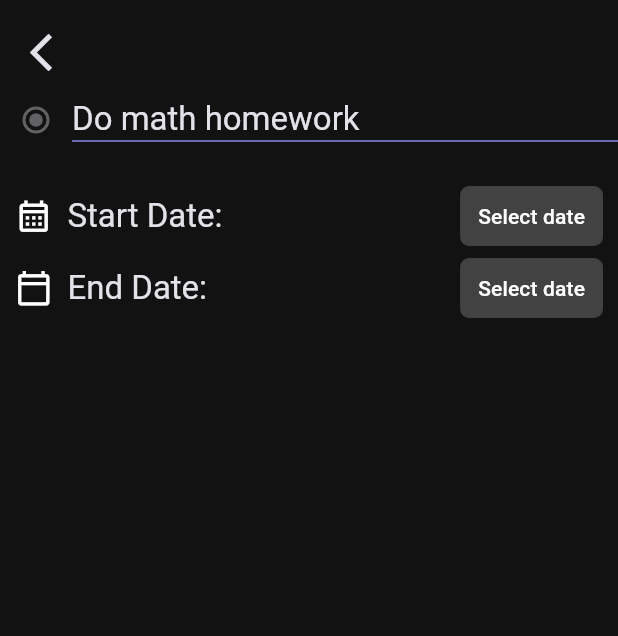
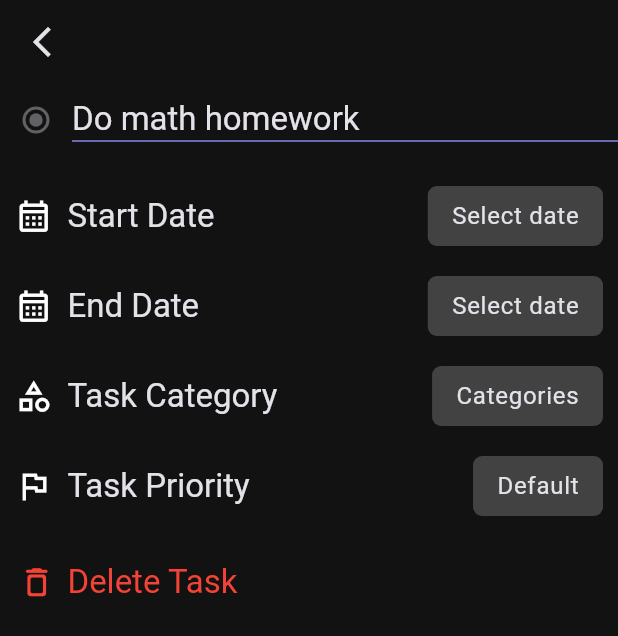
Before and after one commit to MajidiyM/todoListApp, a Flutter app: the DetailedTaskScreen screen opened by its route, on a phone screen of 412 x 824 dp. Shown: the top 636 px of the screen. Run offline on Flutter 3.47's test engine with Material 3 defaults, Android fonts, the phone set to English and light mode, and no system bars; our stand-ins replace auto_route, syncfusion_flutter_datepicker.

Commit message:
[+] Task Properties()
Добавлен виджет Task Properties(), которая используется для отображение параметров таска

```diff
--- a/lib/screens/detailed_task_screen/detailed_screen.dart
+++ b/lib/screens/detailed_task_screen/detailed_screen.dart
@@ -1 +1,2 @@
 export 'view/view.dart';
+export 'widgets/widgets.dart';
--- a/lib/screens/detailed_task_screen/view/detailed_task_screen.dart
+++ b/lib/screens/detailed_task_screen/view/detailed_task_screen.dart
@@ -1,7 +1,8 @@
-import 'package:auto_route/annotations.dart';
+import 'package:auto_route/auto_route.dart';
 import 'package:flutter/material.dart';
 import 'package:intl/intl.dart';
 import 'package:syncfusion_flutter_datepicker/datepicker.dart';
+import 'package:todo_list_app/router/router.dart';
 
 import '../widgets/widgets.dart';
 
@@ -28,12 +29,11 @@ class _DetailedTaskScreenState extends State<DetailedTaskScreen> {
         child: CustomScrollView(
           slivers: [
             SliverAppBar(
-              leading: Padding(
-                padding: const EdgeInsets.all(20.0),
-                child: Icon(
-                  Icons.arrow_back_ios,
-                  size: 30,
-                ),
+              leading: IconButton(
+                icon: Icon(Icons.arrow_back_ios_new),
+                onPressed: () {
+                  context.router.replaceAll([const HomeRoute()]);
+                },
               ),
             ),
             // Task text
@@ -60,63 +60,102 @@ class _DetailedTaskScreenState extends State<DetailedTaskScreen> {
             // SizedBox
             SliverToBoxAdapter(
               child: SizedBox(
-                height: 16.0,
+                height: 20.0,
               ),
             ),
             // Start Date
             SliverToBoxAdapter(
               child: Padding(
                 padding: const EdgeInsets.symmetric(horizontal: 10),
-                child: Row(
-                  mainAxisAlignment: MainAxisAlignment.start,
-                  children: [
-                    Icon(
-                      Icons.calendar_month_outlined,
-                      size: 25,
-                    ),
-                    SizedBox(
-                      width: 10,
-                    ),
-                    Text(
-                      "Start Date:",
-                      style: theme.textTheme.titleLarge,
-                    ),
-                    Spacer(),
-                    DatePickerButton(
-                      displayText: _formatDate(_startDate),
+                child: TaskProperties(
+                  icon: Icons.calendar_month_outlined,
+                  text: "Start Date",
+                  buttonText: _formatDate(_startDate),
                   onPressed: () => _showDateRangePicker(context),
                 ),
-                  ],
               ),
+            ),
+            // SizedBox
+            SliverToBoxAdapter(
+              child: SizedBox(
+                height: 20.0,
               ),
             ),
             // End Date
             SliverToBoxAdapter(
               child: Padding(
-                padding: const EdgeInsets.symmetric(horizontal: 10.0),
+                padding: const EdgeInsets.symmetric(horizontal: 10),
+                child: TaskProperties(
+                  icon: Icons.calendar_month_outlined,
+                  text: "End Date",
+                  buttonText: _formatDate(_endDate),
+                  onPressed: () => _showDateRangePicker(context),
+                ),
+              ),
+            ),
+            // SizedBox
+            SliverToBoxAdapter(
+              child: SizedBox(
+                height: 20.0,
+              ),
+            ),
+            // Task Category
+            SliverToBoxAdapter(
+              child: Padding(
+                padding: const EdgeInsets.symmetric(horizontal: 10),
+                child: TaskProperties(
+                    icon: Icons.category_outlined,
+                    text: "Task Category",
+                    buttonText: "Categories"),
+              ),
+            ),
+            // SizedBox
+            SliverToBoxAdapter(
+              child: SizedBox(
+                height: 20.0,
+              ),
+            ),
+            // Task Priority
+            SliverToBoxAdapter(
+              child: Padding(
+                padding: const EdgeInsets.symmetric(horizontal: 10),
+                child: TaskProperties(
+                  icon: Icons.flag_outlined,
+                  text: 'Task Priority',
+                  buttonText: 'Default',
+                ),
+              ),
+            ),
+            // SizedBox
+            SliverToBoxAdapter(
+              child: SizedBox(
+                height: 20.0,
+              ),
+            ),
+            // Delete Button
+            SliverToBoxAdapter(
               child: Row(
                 mainAxisAlignment: MainAxisAlignment.start,
                 children: [
-                    Icon(
-                      Icons.calendar_today_outlined,
+                  TextButton.icon(
+                    onPressed: () {
+                      print("delete");
+                    },
+                    label: Text(
+                      "Delete Task",
+                      style: theme.textTheme.titleLarge
+                          ?.copyWith(color: Colors.red),
+                    ),
+                    icon: Icon(
+                      Icons.delete_outline_rounded,
+                      color: Colors.red,
                       size: 25,
                     ),
-                    SizedBox(
-                      width: 10,
-                    ),
-                    Text(
-                      "End Date:",
-                      style: theme.textTheme.titleLarge,
-                    ),
-                    Spacer(),
-                    DatePickerButton(
-                      displayText: _formatDate(_endDate),
-                      onPressed: () => _showDateRangePicker(context),
                   ),
                 ],
               ),
             ),
-            ),
+            // Start Date
           ],
         ),
       ),
--- a/lib/screens/detailed_task_screen/widgets/datepicker_button.dart
+++ /dev/null
@@ -1,35 +0,0 @@
-import 'package:flutter/material.dart';
-
-class DatePickerButton extends StatefulWidget {
-  final String displayText;
-  final VoidCallback onPressed;
-
-  const DatePickerButton({
-    Key? key,
-    required this.displayText,
-    required this.onPressed,
-  }) : super(key: key);
-
-  @override
-  State<DatePickerButton> createState() => _DatePickerButtonState();
-}
-
-class _DatePickerButtonState extends State<DatePickerButton> {
-  @override
-  Widget build(BuildContext context) {
-    return TextButton(
-      onPressed: widget.onPressed,
-      style: TextButton.styleFrom(
-        backgroundColor: Colors.grey[800],
-        padding: EdgeInsets.symmetric(horizontal: 12, vertical: 8),
-        shape: RoundedRectangleBorder(
-          borderRadius: BorderRadius.circular(6),
-        ),
-      ),
-      child: Text(
-        widget.displayText,
-        style: TextStyle(color: Colors.white),
-      ),
-    );
-  }
-}
--- /dev/null
+++ b/lib/screens/detailed_task_screen/widgets/task_poperties_button.dart
@@ -0,0 +1,29 @@
+import 'package:flutter/material.dart';
+
+class TaskPropertyButton extends StatelessWidget {
+  const TaskPropertyButton({
+    super.key,
+    required this.buttonText,
+  });
+
+  final String buttonText;
+
+  @override
+  Widget build(BuildContext context) {
+    final theme = Theme.of(context);
+    return Container(
+      padding: EdgeInsets.symmetric(
+        horizontal: 16,
+        vertical: 8,
+      ),
+      decoration: BoxDecoration(
+        color: Colors.grey[800],
+        borderRadius: BorderRadius.circular(6),
+      ),
+      child: Text(
+        buttonText,
+        style: theme.textTheme.bodyLarge,
+      ),
+    );
+  }
+}
--- /dev/null
+++ b/lib/screens/detailed_task_screen/widgets/task_properties.dart
@@ -0,0 +1,40 @@
+import 'package:flutter/material.dart';
+
+import 'widgets.dart';
+
+class TaskProperties extends StatelessWidget {
+  const TaskProperties({
+    super.key,
+    required this.icon,
+    required this.text,
+    required this.buttonText,
+    this.onPressed,
+  });
+
+  final IconData icon;
+  final String text;
+  final String buttonText;
+  final VoidCallback? onPressed;
+
+  @override
+  Widget build(BuildContext context) {
+    final theme = Theme.of(context);
+    return Row(
+      children: [
+        Icon(icon, size: 25),
+        SizedBox(width: 10),
+        Text(
+          text,
+          style: theme.textTheme.titleLarge,
+        ),
+        Spacer(),
+        GestureDetector(
+          onTap: onPressed,
+          child: TaskPropertyButton(
+            buttonText: buttonText,
+          ),
+        ),
+      ],
+    );
+  }
+}
--- a/lib/screens/detailed_task_screen/widgets/widgets.dart
+++ b/lib/screens/detailed_task_screen/widgets/widgets.dart
@@ -1,2 +1,3 @@
-export 'datepicker_button.dart';
 export 'task_content.dart';
+export 'task_poperties_button.dart';
+export 'task_properties.dart';
```
Lines whose indentation alone changed are shown as unchanged.
